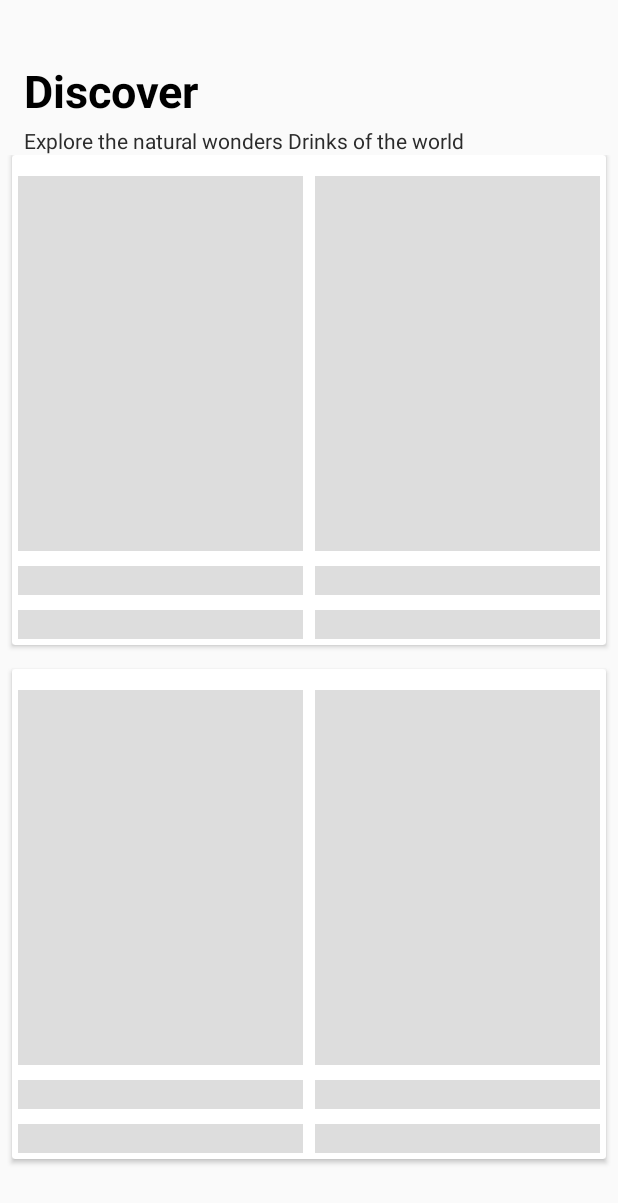
After one commit to iandamping/MoviesAPI, an Android app: the DiscoverActivity screen opened directly, with no data from a screen before it, on a phone screen of 412 x 824 dp. The commit adds this screen. Shown: the top 1203 px of the screen. Run offline under Robolectric (Android 15) with nearby library versions, the phone set to English and light mode, and no system bars; our stand-ins replace Shimmer, paging; libraries missing offline, so code that uses them is left out: androidx.paging, com.ian.recyclerviewhelper; 3 statements that could not run were skipped.

Commit message:
adding paging library to do loadmore

```diff
--- a/app/src/main/AndroidManifest.xml
+++ b/app/src/main/AndroidManifest.xml
@@ -19,6 +19,9 @@
                 <category android:name="android.intent.category.LAUNCHER"/>
             </intent-filter>
         </activity>
+        <activity android:name=".ui.activity.discover.DiscoverActivity"
+                  android:theme="@style/FullScreen"
+                  android:screenOrientation="portrait"/>
         <meta-data android:name="preloaded_fonts" android:resource="@array/preloaded_fonts"/>
     </application>
 
--- a/app/src/main/java/com/ian/app/moviesapi/api/ApiInterface.kt
+++ b/app/src/main/java/com/ian/app/moviesapi/api/ApiInterface.kt
@@ -27,4 +27,7 @@ interface ApiInterface {
 
     @GET(NetworkModule.latestMovie)
     fun getLatestMovie(@Query("api_key") apiKey: String): Deferred<GenericMovieModel<MovieData>>
+
+    @GET(NetworkModule.popularMovie)
+    fun pagingGetPopularMovie(@Query("api_key") apiKey: String, @Query("page") page: Int): Deferred<GenericMovieModel<MovieData>>
 }
--- a/app/src/main/java/com/ian/app/moviesapi/di/ViewModelModule.kt
+++ b/app/src/main/java/com/ian/app/moviesapi/di/ViewModelModule.kt
@@ -1,5 +1,6 @@
 package com.ian.app.moviesapi.di
 
+import com.ian.app.moviesapi.data.paging.popular_movie.GetPopularMoviePagingViewModel
 import com.ian.app.moviesapi.data.viewmodel.GetHomeMovieViewModel
 import org.koin.dsl.module.module
 
@@ -11,5 +12,6 @@ Github = https://github.com/iandamping
 object ViewModelModule {
     val allVmModule = module {
         factory { GetHomeMovieViewModel(get()) }
+        factory { GetPopularMoviePagingViewModel(get()) }
     }
 }
--- /dev/null
+++ b/app/src/main/java/com/ian/app/moviesapi/ui/activity/discover/DiscoverActivity.kt
@@ -0,0 +1,63 @@
+package com.ian.app.moviesapi.ui.activity.discover
+
+import android.os.Bundle
+import androidx.appcompat.app.AppCompatActivity
+import androidx.paging.PagedList
+import com.ian.app.helper.util.fullScreenAnimation
+import com.ian.app.helper.util.gone
+import com.ian.app.helper.util.loadResizeWithGlide
+import com.ian.app.moviesapi.R
+import com.ian.app.moviesapi.data.model.MovieData
+import com.ian.app.moviesapi.data.paging.popular_movie.GetPopularMoviePagingViewModel
+import com.ian.app.moviesapi.util.MovieConstant
+import com.ian.app.moviesapi.util.MovieConstant.diffCallbacks
+import com.ian.recyclerviewhelper.helper.setUpPagingWithGrid
+import kotlinx.android.synthetic.main.activity_discover.*
+import kotlinx.android.synthetic.main.item_discover_movie.view.*
+import org.koin.android.viewmodel.ext.android.viewModel
+
+/**
+ *
+Created by Ian Damping on 31/05/2019.
+Github = https://github.com/iandamping
+ */
+class DiscoverActivity : AppCompatActivity(), DiscoverView {
+    private val vm: GetPopularMoviePagingViewModel by viewModel()
+    private lateinit var presenter: DiscoverPresenter
+
+    override fun onCreate(savedInstanceState: Bundle?) {
+        super.onCreate(savedInstanceState)
+        fullScreenAnimation()
+        setContentView(R.layout.activity_discover)
+        presenter = DiscoverPresenter(vm).apply {
+            attachView(this@DiscoverActivity, this@DiscoverActivity)
+            onCreate()
+        }
+
+    }
+
+    override fun onSuccessGetData(data: PagedList<MovieData>?) {
+        shimmerGridListContainer?.stopShimmer()
+        shimmerGridListContainer?.gone()
+        rvDiscoverMovie.setUpPagingWithGrid(data, R.layout.item_discover_movie, 2, {
+            ivDiscoverMovie.loadResizeWithGlide(MovieConstant.imageFormatter + it.poster_path, this@DiscoverActivity)
+        }, diffCallbacks)
+    }
+
+    override fun onFailGetData(msg: String?) {
+    }
+
+    override fun initView() {
+    }
+
+    override fun onPause() {
+        super.onPause()
+        shimmerGridListContainer?.stopShimmer()
+    }
+
+    override fun onResume() {
+        super.onResume()
+        shimmerGridListContainer?.startShimmer()
+    }
+
+}
--- /dev/null
+++ b/app/src/main/java/com/ian/app/moviesapi/ui/activity/discover/DiscoverPresenter.kt
@@ -0,0 +1,28 @@
+package com.ian.app.moviesapi.ui.activity.discover
+
+import androidx.lifecycle.Observer
+import androidx.paging.PagedList
+import com.ian.app.moviesapi.base.BasePresenter
+import com.ian.app.moviesapi.base.BaseState
+import com.ian.app.moviesapi.base.OnFailedGetData
+import com.ian.app.moviesapi.base.OnGetData
+import com.ian.app.moviesapi.data.model.MovieData
+import com.ian.app.moviesapi.data.paging.popular_movie.GetPopularMoviePagingViewModel
+
+/**
+ *
+Created by Ian Damping on 31/05/2019.
+Github = https://github.com/iandamping
+ */
+class DiscoverPresenter(private val vm: GetPopularMoviePagingViewModel) : BasePresenter<DiscoverView>() {
+    override fun onCreate() {
+        view()?.initView()
+        getDiscoverData()
+    }
+
+    private fun getDiscoverData() {
+        vm.getAllMovies().observe(getLifeCycleOwner(), Observer {
+            view()?.onSuccessGetData(it)
+        })
+    }
+}
--- /dev/null
+++ b/app/src/main/res/layout/activity_discover.xml
@@ -0,0 +1,66 @@
+<?xml version="1.0" encoding="utf-8"?>
+
+
+<RelativeLayout
+        xmlns:android="http://schemas.android.com/apk/res/android"
+        android:layout_width="match_parent"
+        android:layout_height="wrap_content">
+
+    <RelativeLayout
+            android:id="@+id/rlTitle"
+            android:layout_width="match_parent"
+            android:layout_height="wrap_content">
+
+        <LinearLayout
+                android:id="@+id/lnDiscoverContent"
+                android:layout_width="match_parent"
+                android:layout_height="wrap_content"
+                android:layout_marginStart="16dp"
+                android:layout_marginTop="40dp"
+                android:orientation="vertical">
+
+            <TextView
+                    android:layout_width="wrap_content"
+                    android:layout_height="wrap_content"
+                    android:text="Discover"
+                    android:textColor="@android:color/black"
+                    android:textSize="30sp"
+                    android:textStyle="bold"/>
+
+            <TextView
+                    android:layout_width="wrap_content"
+                    android:layout_height="wrap_content"
+                    android:layout_marginTop="3dp"
+                    android:text="@string/explore_the_natural_wonders_drink_of_the_world"
+                    android:textColor="#2B2B2B"/>
+        </LinearLayout>
+
+        <com.facebook.shimmer.ShimmerFrameLayout
+                android:id="@+id/shimmerGridListContainer"
+                android:layout_width="match_parent"
+                android:layout_height="match_parent"
+                android:layout_below="@id/lnDiscoverContent">
+
+            <LinearLayout
+                    android:layout_width="match_parent"
+                    android:layout_height="match_parent"
+                    android:layout_gravity="center"
+                    android:orientation="vertical">
+
+                <include layout="@layout/shimmer_item_list_grid"/>
+
+                <include layout="@layout/shimmer_item_list_grid"/>
+
+            </LinearLayout>
+
+        </com.facebook.shimmer.ShimmerFrameLayout>
+
+        <androidx.recyclerview.widget.RecyclerView
+                android:id="@+id/rvDiscoverMovie"
+                android:layout_width="match_parent"
+                android:layout_height="wrap_content"
+                android:layout_below="@+id/lnDiscoverContent"/>
+    </RelativeLayout>
+
+
+</RelativeLayout>
--- a/app/src/main/res/values/strings.xml
+++ b/app/src/main/res/values/strings.xml
@@ -2,4 +2,6 @@
     <string name="app_name">MoviesAPI</string>
     <string name="popular_movie">Popular Movie</string>
     <string name="see_all">See All</string>
+
+    <string name="explore_the_natural_wonders_drink_of_the_world">Explore the natural wonders Drinks of the world</string>
 </resources>
```
Also changed, not shown: app/build.gradle (+6 -1 lines), app/src/main/java/com/ian/app/moviesapi/data/paging/popular_movie/GetPopularMoviePagingViewModel.kt (added, +44 -0 lines), app/src/main/java/com/ian/app/moviesapi/data/paging/popular_movie/GetPopularPageKeyDataSource.kt (added, +44 -0 lines), app/src/main/java/com/ian/app/moviesapi/ui/activity/discover/DiscoverView.kt (added, +15 -0 lines), app/src/main/java/com/ian/app/moviesapi/ui/activity/home/HomeActivity.kt (+5 -4 lines), app/src/main/java/com/ian/app/moviesapi/util/MovieConstant.kt (+11 -0 lines), app/src/main/res/layout/item_discover_movie.xml (added, +51 -0 lines), app/src/main/res/drawable/dot_disable.png (renamed from app/src/main/res/drawable-v24/dot_disable.png), app/src/main/res/drawable/dot_enable.png (renamed from app/src/main/res/drawable-v24/dot_enable.png), app/src/main/res/drawable/empty_image.png (added).
